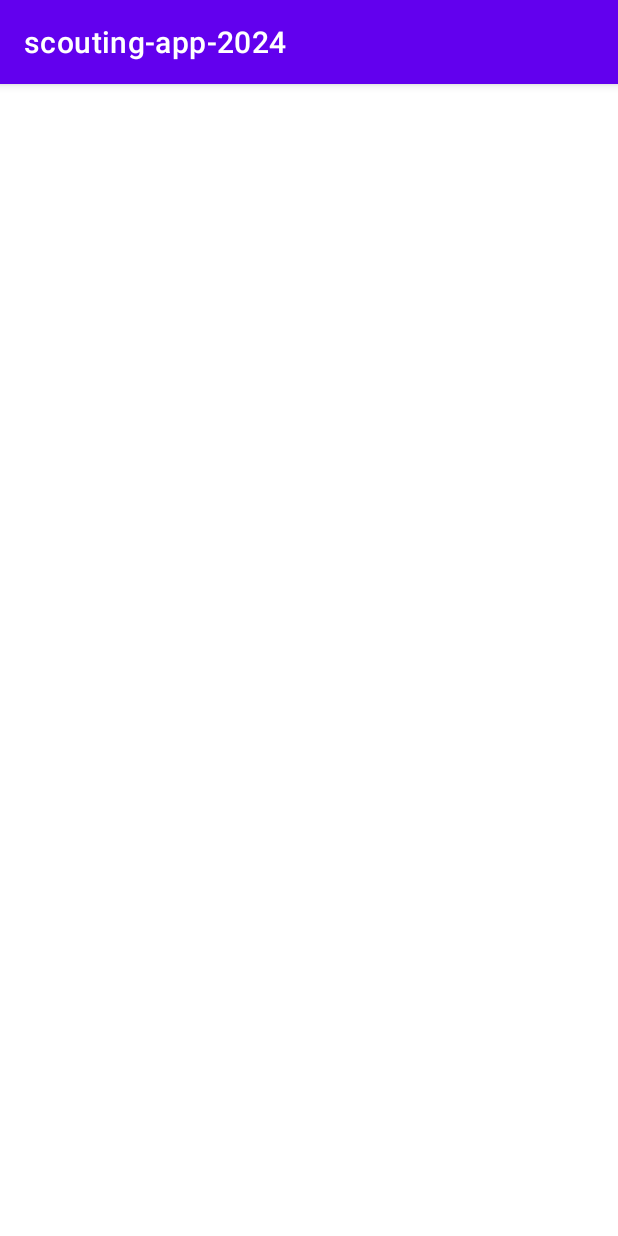
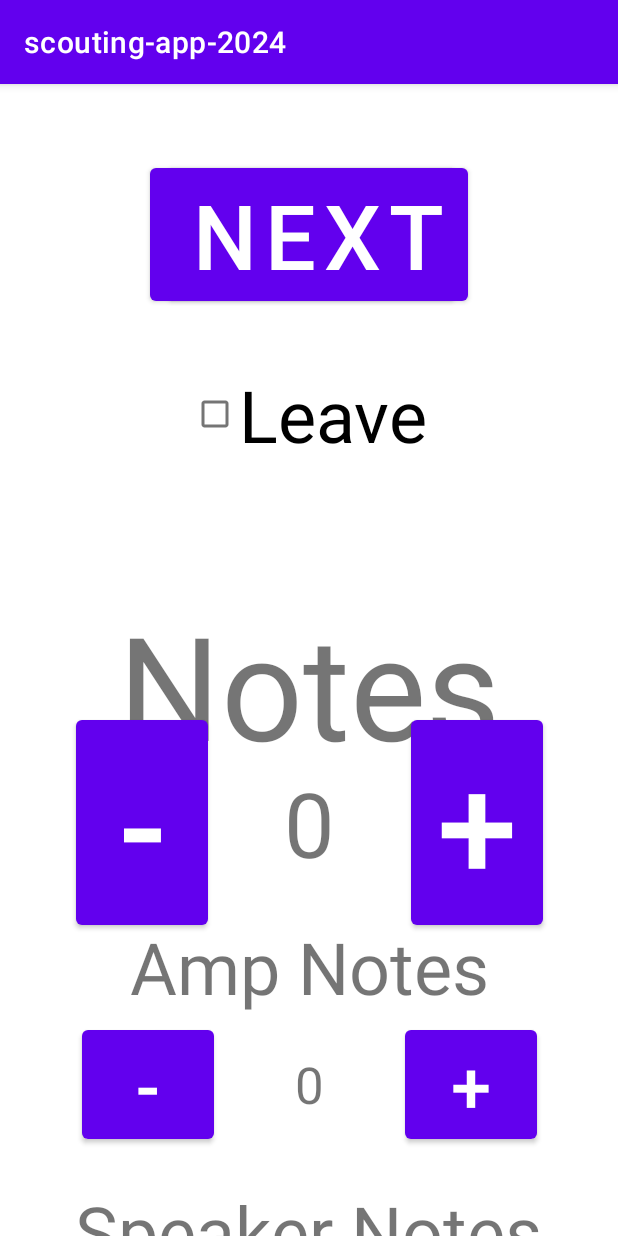
Before and after one commit to zoeysears/2025scoutingapp, an Android app: the screen it shows after launch (MainActivity before the commit, AutoActivity after it), on a phone screen of 412 x 824 dp. Run offline under Robolectric (Android 15) with nearby library versions, the phone set to English and light mode, and no system bars.

Commit message:
first two pages

```diff
--- /dev/null
+++ b/app/src/main/java/com/example/scouting_app_2024/AutoActivity.java
@@ -0,0 +1,28 @@
+package com.example.scouting_app_2024;
+
+import android.content.Intent;
+import android.os.Bundle;
+import android.view.View;
+
+import androidx.appcompat.app.AppCompatActivity;
+
+public class AutoActivity extends AppCompatActivity {
+    @Override
+    protected void onCreate(Bundle savedInstanceState) {
+        super.onCreate(savedInstanceState);
+        setContentView(R.layout.activity_auto);
+    }
+    public void backMain(View view){
+        Intent next = new Intent(this, MainActivity.class);
+        startActivity(next);
+        saveData();
+    }
+    public void toTele(View view){
+        Intent next = new Intent(this, TeleActivity.class);
+        startActivity(next);
+        saveData();
+    }
+    public void saveData(){
+
+    }
+}
--- /dev/null
+++ b/app/src/main/java/com/example/scouting_app_2024/TeleActivity.java
@@ -0,0 +1,4 @@
+package com.example.scouting_app_2024;
+
+public class TeleActivity {
+}
--- /dev/null
+++ b/app/src/main/res/layout/activity_auto.xml
@@ -0,0 +1,187 @@
+<?xml version="1.0" encoding="utf-8"?>
+<androidx.constraintlayout.widget.ConstraintLayout xmlns:android="http://schemas.android.com/apk/res/android"
+    xmlns:app="http://schemas.android.com/apk/res-auto"
+    xmlns:tools="http://schemas.android.com/tools"
+    android:layout_width="match_parent"
+    android:layout_height="match_parent">
+
+    <CheckBox
+        android:id="@+id/leaveCheckBox"
+        android:layout_width="wrap_content"
+        android:layout_height="wrap_content"
+        android:layout_marginTop="188dp"
+        android:text="Leave"
+        android:textSize="48sp"
+        app:layout_constraintEnd_toEndOf="parent"
+        app:layout_constraintStart_toStartOf="parent"
+        app:layout_constraintTop_toTopOf="parent" />
+
+    <Button
+        android:id="@+id/autoBackButton"
+        android:layout_width="wrap_content"
+        android:layout_height="wrap_content"
+        android:layout_marginStart="100dp"
+        android:layout_marginTop="50dp"
+        android:onClick="backMain"
+        android:text="Back"
+        android:textSize="60sp"
+        app:layout_constraintStart_toStartOf="parent"
+        app:layout_constraintTop_toTopOf="parent" />
+
+    <Button
+        android:id="@+id/autoNextButton"
+        android:layout_width="wrap_content"
+        android:layout_height="wrap_content"
+        android:layout_marginTop="50dp"
+        android:layout_marginEnd="100dp"
+        android:onClick="toTele"
+        android:text="Next"
+        android:textSize="60sp"
+        app:layout_constraintEnd_toEndOf="parent"
+        app:layout_constraintTop_toTopOf="parent" />
+
+    <TextView
+        android:id="@+id/autoNotesTextView"
+        android:layout_width="wrap_content"
+        android:layout_height="wrap_content"
+        android:layout_marginTop="336dp"
+        android:text="Notes"
+        android:textSize="96sp"
+        app:layout_constraintEnd_toEndOf="parent"
+        app:layout_constraintStart_toStartOf="parent"
+        app:layout_constraintTop_toTopOf="parent" />
+
+    <TextView
+        android:id="@+id/autoNotesCountTextView"
+        android:layout_width="wrap_content"
+        android:layout_height="wrap_content"
+        android:layout_marginTop="452dp"
+        android:text="0"
+        android:textSize="60sp"
+        app:layout_constraintEnd_toEndOf="parent"
+        app:layout_constraintStart_toStartOf="parent"
+        app:layout_constraintTop_toTopOf="parent" />
+
+    <Button
+        android:id="@+id/autoNotesIncrementButton"
+        android:layout_width="wrap_content"
+        android:layout_height="wrap_content"
+        android:text="+"
+        android:textSize="96sp"
+        app:layout_constraintBottom_toBottomOf="@+id/autoNotesCountTextView"
+        app:layout_constraintEnd_toEndOf="parent"
+        app:layout_constraintStart_toEndOf="@+id/autoNotesCountTextView"
+        app:layout_constraintTop_toTopOf="@+id/autoNotesCountTextView" />
+
+    <Button
+        android:id="@+id/autoNotesDecrementButton"
+        android:layout_width="wrap_content"
+        android:layout_height="wrap_content"
+        android:text="-"
+        android:textSize="96sp"
+        app:layout_constraintBottom_toBottomOf="@+id/autoNotesCountTextView"
+        app:layout_constraintEnd_toStartOf="@+id/autoNotesCountTextView"
+        app:layout_constraintStart_toStartOf="parent"
+        app:layout_constraintTop_toTopOf="@+id/autoNotesCountTextView" />
+
+    <TextView
+        android:id="@+id/autoAmpNotesTextView"
+        android:layout_width="wrap_content"
+        android:layout_height="wrap_content"
+        android:layout_marginTop="556dp"
+        android:text="Amp Notes"
+        android:textSize="48sp"
+        app:layout_constraintEnd_toEndOf="parent"
+        app:layout_constraintStart_toStartOf="parent"
+        app:layout_constraintTop_toTopOf="parent" />
+
+    <TextView
+        android:id="@+id/autoAmpNotesCountTextView"
+        android:layout_width="wrap_content"
+        android:layout_height="wrap_content"
+        android:layout_marginTop="644dp"
+        android:text="0"
+        android:textSize="34sp"
+        app:layout_constraintEnd_toEndOf="parent"
+        app:layout_constraintStart_toStartOf="parent"
+        app:layout_constraintTop_toTopOf="parent" />
+
+    <Button
+        android:id="@+id/autoAmpNotesIncrementButton"
+        android:layout_width="wrap_content"
+        android:layout_height="wrap_content"
+        android:text="+"
+        android:textSize="48sp"
+        app:layout_constraintBottom_toBottomOf="@+id/autoAmpNotesCountTextView"
+        app:layout_constraintEnd_toEndOf="parent"
+        app:layout_constraintStart_toEndOf="@+id/autoAmpNotesCountTextView"
+        app:layout_constraintTop_toTopOf="@+id/autoAmpNotesCountTextView" />
+
+    <Button
+        android:id="@+id/button7"
+        android:layout_width="wrap_content"
+        android:layout_height="wrap_content"
+        android:text="-"
+        android:textSize="48sp"
+        app:layout_constraintBottom_toBottomOf="@+id/autoAmpNotesCountTextView"
+        app:layout_constraintEnd_toStartOf="@+id/autoAmpNotesCountTextView"
+        app:layout_constraintStart_toStartOf="parent"
+        app:layout_constraintTop_toTopOf="@+id/autoAmpNotesCountTextView" />
+
+    <TextView
+        android:id="@+id/textView5"
+        android:layout_width="wrap_content"
+        android:layout_height="wrap_content"
+        android:layout_marginTop="732dp"
+        android:text="Speaker Notes"
+        android:textSize="48sp"
+        app:layout_constraintEnd_toEndOf="parent"
+        app:layout_constraintStart_toStartOf="parent"
+        app:layout_constraintTop_toTopOf="parent" />
+
+    <TextView
+        android:id="@+id/textView6"
+        android:layout_width="wrap_content"
+        android:layout_height="wrap_content"
+        android:layout_marginTop="820dp"
+        android:text="0"
+        android:textSize="34sp"
+        app:layout_constraintEnd_toEndOf="parent"
+        app:layout_constraintStart_toStartOf="parent"
+        app:layout_constraintTop_toTopOf="parent" />
+
+    <Button
+        android:id="@+id/button8"
+        android:layout_width="wrap_content"
+        android:layout_height="wrap_content"
+        android:text="+"
+        android:textSize="48sp"
+        app:layout_constraintBottom_toBottomOf="@+id/textView6"
+        app:layout_constraintEnd_toEndOf="parent"
+        app:layout_constraintStart_toEndOf="@+id/textView6"
+        app:layout_constraintTop_toTopOf="@+id/textView6" />
+
+    <Button
+        android:id="@+id/button9"
+        android:layout_width="wrap_content"
+        android:layout_height="wrap_content"
+        android:text="-"
+        android:textSize="48sp"
+        app:layout_constraintBottom_toBottomOf="@+id/textView6"
+        app:layout_constraintEnd_toStartOf="@+id/textView6"
+        app:layout_constraintStart_toStartOf="parent"
+        app:layout_constraintTop_toTopOf="@+id/textView6" />
+
+    <EditText
+        android:id="@+id/editTextText"
+        android:layout_width="562dp"
+        android:layout_height="75dp"
+        android:layout_marginTop="1000dp"
+        android:ems="10"
+        android:hint="Comments (missed pieces, hitting other robots, incorrect auto, etc)"
+        android:inputType="text"
+        app:layout_constraintEnd_toEndOf="parent"
+        app:layout_constraintStart_toStartOf="parent"
+        app:layout_constraintTop_toTopOf="parent" />
+
+</androidx.constraintlayout.widget.ConstraintLayout>
--- /dev/null
+++ b/app/src/main/res/layout/activity_tele.xml
@@ -0,0 +1,6 @@
+<?xml version="1.0" encoding="utf-8"?>
+<androidx.constraintlayout.widget.ConstraintLayout xmlns:android="http://schemas.android.com/apk/res/android"
+    android:layout_width="match_parent"
+    android:layout_height="match_parent">
+
+</androidx.constraintlayout.widget.ConstraintLayout>
--- a/build.gradle
+++ b/build.gradle
@@ -1,5 +1,5 @@
 // Top-level build file where you can add configuration options common to all sub-projects/modules.
 plugins {
-    id 'com.android.application' version '7.4.2' apply false
-    id 'com.android.library' version '7.4.2' apply false
+    id 'com.android.application' version '8.2.1' apply false
+    id 'com.android.library' version '8.2.1' apply false
 }
--- a/gradle.properties
+++ b/gradle.properties
@@ -19,3 +19,5 @@ android.useAndroidX=true
 # resources declared in the library itself and none from the library's dependencies,
 # thereby reducing the size of the R class for that library
 android.nonTransitiveRClass=true
+android.defaults.buildfeatures.buildconfig=true
+android.nonFinalResIds=false
```
Also changed, not shown: app/src/main/AndroidManifest.xml (+9 -0 lines), app/src/main/java/com/example/scouting_app_2024/MainActivity.java (+19 -0 lines), app/src/main/res/layout/activity_main.xml (+90 -1 lines).
